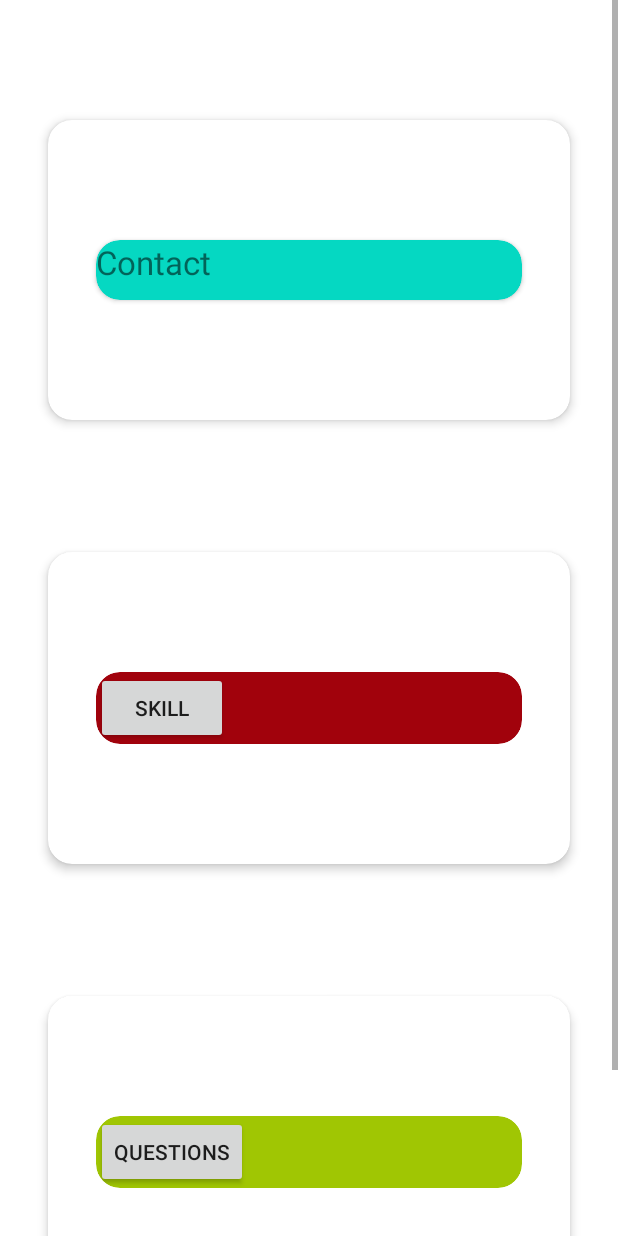
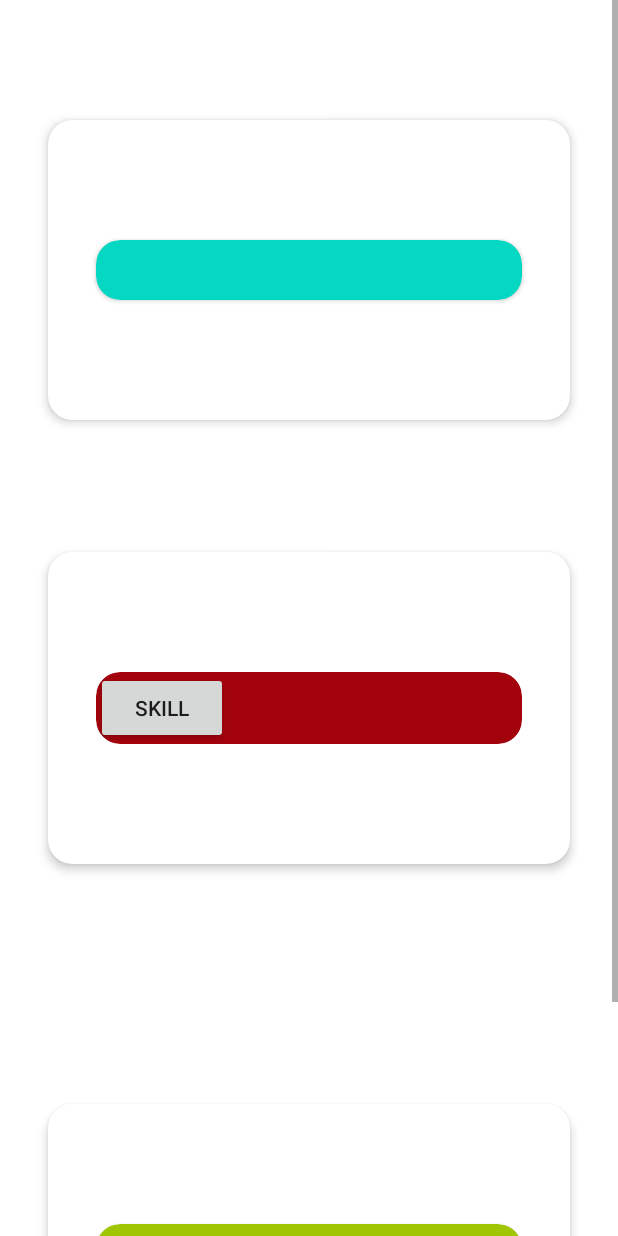
Before and after one commit to appteam-nith/GetIntoClub, an Android app: the layout activity_main.xml on its own in the app's theme, with its tools: preview values and no code run, on a phone screen of 412 x 824 dp. Run offline under Robolectric (Android 15) with nearby library versions, the phone set to English and light mode, and no system bars.

Commit message:
Added : Further Animation

```diff
--- a/app/src/main/java/com/nsh/getintoclub/QuestionDetail.java
+++ b/app/src/main/java/com/nsh/getintoclub/QuestionDetail.java
@@ -11,7 +11,7 @@ import android.widget.TextView;
 import android.widget.Toast;
 
 public class QuestionDetail extends AppCompatActivity {
-    public static String q1, q2, q3, q4;
+
     EditText ques1, ques2, ques3, ques4;
     TextView doneQuestion;
     View backView;
@@ -24,8 +24,6 @@ public class QuestionDetail extends AppCompatActivity {
         Intent intent = getIntent();
         super.onCreate(savedInstanceState);
         setContentView(R.layout.activity_question_detail);
-        if (Build.VERSION.SDK_INT >= Build.VERSION_CODES.KITKAT)
-            getWindow().setFlags(WindowManager.LayoutParams.FLAG_LAYOUT_NO_LIMITS, WindowManager.LayoutParams.FLAG_LAYOUT_NO_LIMITS);
         initUI();
     }
 
--- a/app/src/main/res/layout/activity_contact_detail.xml
+++ b/app/src/main/res/layout/activity_contact_detail.xml
@@ -214,7 +214,8 @@
         android:animateLayoutChanges="true"
         android:transitionName="contactButton"
         app:cardBackgroundColor="@color/blueDark"
-        app:cardCornerRadius="16dp">
+        app:cardCornerRadius="16dp"
+        >
 
         <RelativeLayout
             android:layout_width="wrap_content"
--- a/app/src/main/res/layout/activity_main.xml
+++ b/app/src/main/res/layout/activity_main.xml
@@ -35,7 +35,8 @@
                 app:cardBackgroundColor="@color/white"
                 app:cardCornerRadius="16dp"
                 app:cardElevation="4dp"
-                app:cardPreventCornerOverlap="true">
+                app:cardPreventCornerOverlap="true"
+                >
 
                 <android.support.v7.widget.CardView
                     android:id="@+id/contactsmallCard"
@@ -48,14 +49,15 @@
                     android:animateLayoutChanges="true"
                     android:transitionName="contactButton"
                     app:cardBackgroundColor="@color/blueDark"
-                    app:cardCornerRadius="16dp">
+                    app:cardCornerRadius="16dp"
+                    >
 
                     <TextView
                         android:id="@+id/contact"
-                        android:layout_width="120dp"
+                        android:layout_width="match_parent"
                         android:layout_height="40dp"
-                        android:text="Contact"
-                        android:textSize="22sp" />
+                        android:textSize="22sp"
+                        />
 
                 </android.support.v7.widget.CardView>
 
@@ -113,43 +115,40 @@
                 android:layout_marginBottom="80dp"
                 android:layout_marginLeft="32dp"
                 android:layout_marginRight="32dp"
-                android:layout_marginTop="8dp"
+                android:layout_marginTop="80dp"
+                android:padding="8dp"
+                android:transitionName="QuestionBack"
                 app:cardBackgroundColor="@color/white"
                 app:cardCornerRadius="16dp"
                 app:cardElevation="4dp"
                 app:cardPreventCornerOverlap="true"
-
                 >
 
                 <android.support.v7.widget.CardView
                     android:id="@+id/questionssmallCard"
                     android:layout_width="match_parent"
-                    android:layout_height="match_parent"
+                    android:layout_height="40dp"
                     android:layout_marginBottom="80dp"
                     android:layout_marginLeft="32dp"
                     android:layout_marginRight="32dp"
                     android:layout_marginTop="80dp"
+                    android:animateLayoutChanges="true"
+                    android:transitionName="QuestionButton"
                     app:cardBackgroundColor="@color/greenDark"
                     app:cardCornerRadius="16dp"
-                    app:cardElevation="0dp"
-                    app:cardPreventCornerOverlap="true"
-
                     >
 
-                    <RelativeLayout
+                    <TextView
+                        android:id="@+id/questions"
                         android:layout_width="match_parent"
-                        android:layout_height="match_parent">
+                        android:layout_height="40dp"
+                        android:textSize="22sp"
+                        />
 
-                        <Button
-                            android:id="@+id/questions"
-                            android:layout_width="wrap_content"
-                            android:layout_height="wrap_content"
-                            android:text="Questions" />
-
-                    </RelativeLayout>
                 </android.support.v7.widget.CardView>
 
             </android.support.v7.widget.CardView>
+
         </LinearLayout>
     </ScrollView>
 </android.support.constraint.ConstraintLayout>
```
Also changed, not shown: app/src/main/java/com/nsh/getintoclub/MainActivity.java (+7 -9 lines), app/src/main/res/layout/activity_question_detail.xml (+11 -9 lines).
